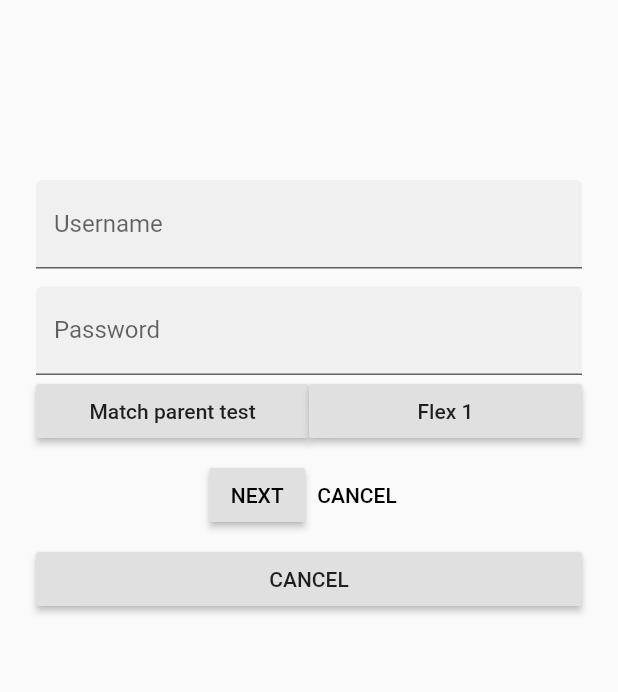
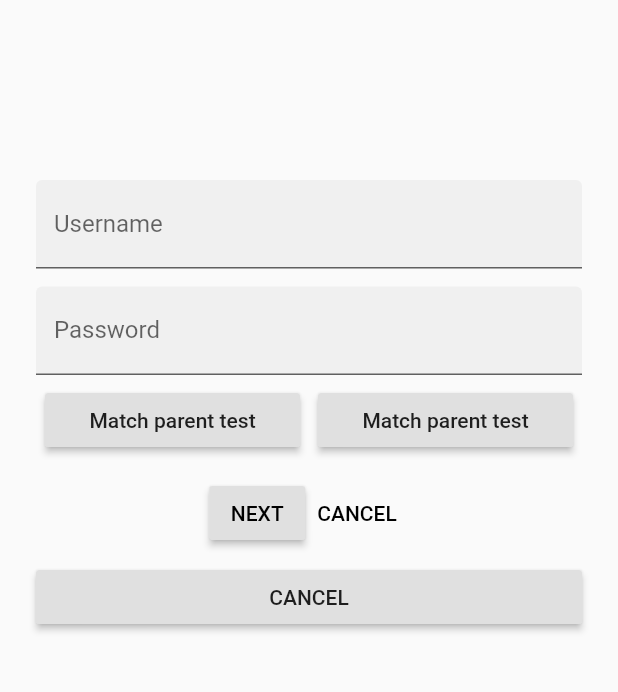
Before and after one commit to emreakcan/flutter-easy-examples, a Flutter app: the screen it shows after launch, on a phone screen of 412 x 824 dp, the part 219-911 px from its top. Run offline on Flutter 3.47's test engine with Material 2 defaults, Android fonts, the phone set to English and light mode, and no system bars.

Commit message:
padding to buttons

```diff
--- a/lib/login.dart
+++ b/lib/login.dart
@@ -47,18 +47,24 @@ class _LoginPageState extends State<LoginPage> {
               children: <Widget>[
                 Expanded(
                   flex: 1,
-                  child:  RaisedButton(
-                    child: Text('Match parent test'),
-                    onPressed: () {
+                  child: Container(
+                    margin: EdgeInsets.all(6),
+                    child: RaisedButton(
+                      child: Text('Match parent test'),
+                      onPressed: () {
                       },
+                    ),
                   ),
                 ),
                 Expanded(
                   flex: 1,
-                  child:  RaisedButton(
-                    child: Text('Flex 1'),
-                    onPressed: () {
-                    },
+                  child: Container(
+                    margin: EdgeInsets.all(6),
+                    child: RaisedButton(
+                        child: Text('Match parent test'),
+                        onPressed: () {
+                        },
+                      ),
                   ),
                 ),
               ],
```
